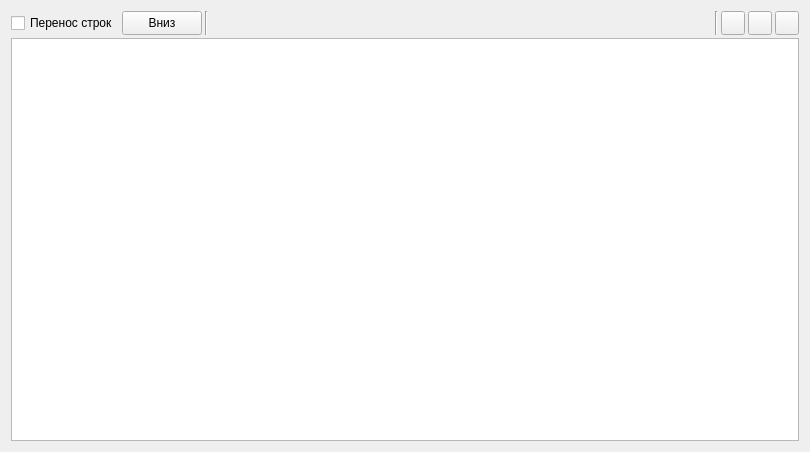
Qt form LogConsoleWidget.ui (denwoken/LogConsole) before a commit.
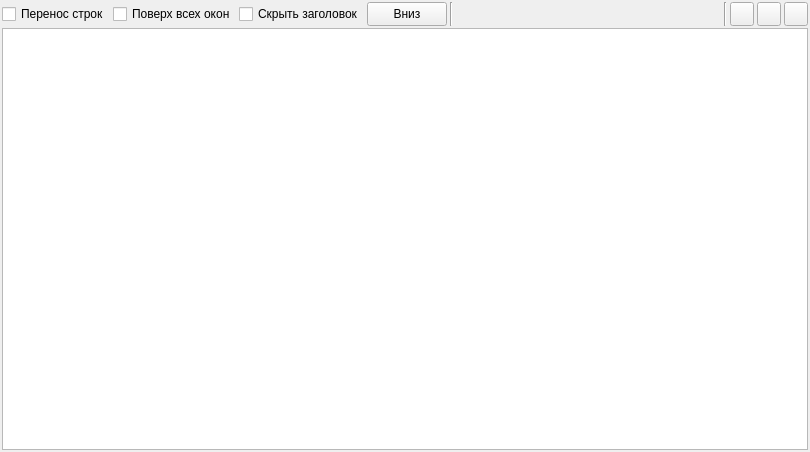
The same form after that commit.

```diff
--- a/LogConsoleWidget.ui
+++ b/LogConsoleWidget.ui
@@ -15,7 +15,19 @@
   </property>
   <layout class="QVBoxLayout" name="verticalLayout">
    <property name="spacing">
-    <number>3</number>
+    <number>2</number>
+   </property>
+   <property name="leftMargin">
+    <number>2</number>
+   </property>
+   <property name="topMargin">
+    <number>2</number>
+   </property>
+   <property name="rightMargin">
+    <number>2</number>
+   </property>
+   <property name="bottomMargin">
+    <number>2</number>
    </property>
    <item>
     <layout class="QHBoxLayout" name="horizontalLayout">
@@ -32,6 +44,20 @@
        </property>
       </widget>
      </item>
+     <item>
+      <widget class="QCheckBox" name="checkBoxOnTopHint">
+       <property name="text">
+        <string>Поверх всех окон</string>
+       </property>
+      </widget>
+     </item>
+     <item>
+      <widget class="QCheckBox" name="checkBoxHideTitle">
+       <property name="text">
+        <string>Скрыть заголовок</string>
+       </property>
+      </widget>
+     </item>
      <item>
       <widget class="QPushButton" name="pushButton_GoDown">
        <property name="minimumSize">
```
Left out of the diff: 8 changed lines with no effect on the pictures.
